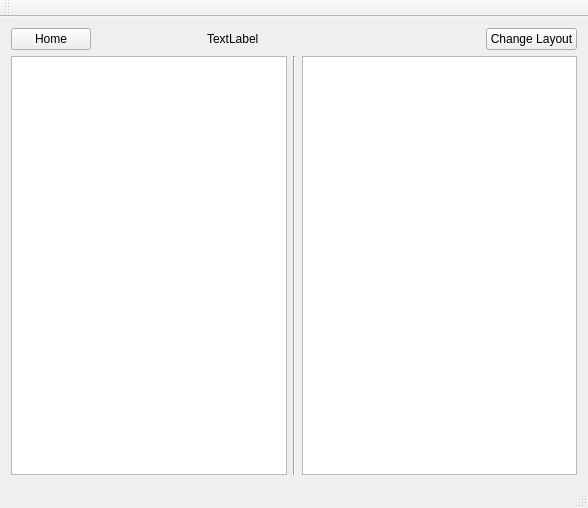
Before: the Qt Designer form mainwindow.ui in iliedanila/QtFileBrowser, drawn with Qt 5.
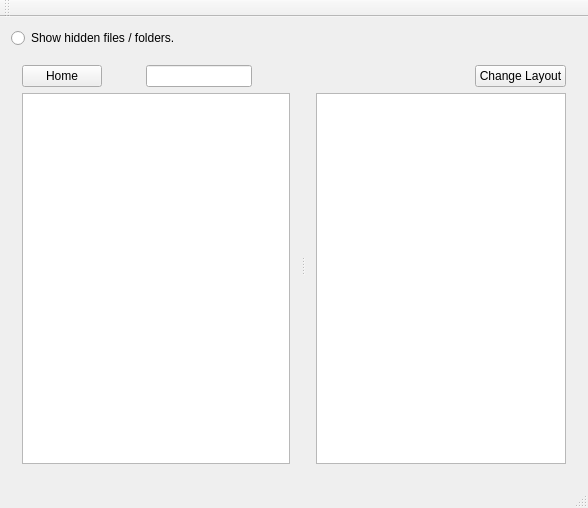
After: the same form once the commit is applied.

```diff
--- a/mainwindow.ui
+++ b/mainwindow.ui
@@ -14,9 +14,23 @@
    <string>MainWindow</string>
   </property>
   <widget class="QWidget" name="centralWidget">
+   <layout class="QVBoxLayout" name="verticalLayout_3">
+    <item>
+     <widget class="QRadioButton" name="showHidden">
+      <property name="text">
+       <string>Show hidden files / folders.</string>
+      </property>
+     </widget>
+    </item>
+    <item>
+     <widget class="QSplitter" name="splitter">
+      <property name="orientation">
+       <enum>Qt::Horizontal</enum>
+      </property>
+      <widget class="QWidget" name="">
    <layout class="QVBoxLayout" name="verticalLayout">
     <item>
-     <layout class="QHBoxLayout" name="horizontalLayout">
+         <layout class="QHBoxLayout" name="horizontalLayout_2">
       <item>
        <widget class="QPushButton" name="homeButton">
         <property name="text">
@@ -38,9 +52,15 @@
        </spacer>
       </item>
       <item>
-       <widget class="QLabel" name="currentPath">
-        <property name="text">
-         <string>TextLabel</string>
+           <widget class="QLineEdit" name="currentPath">
+            <property name="dragEnabled">
+             <bool>true</bool>
+            </property>
+            <property name="readOnly">
+             <bool>false</bool>
+            </property>
+            <property name="clearButtonEnabled">
+             <bool>true</bool>
         </property>
        </widget>
       </item>
@@ -57,6 +77,17 @@
         </property>
        </spacer>
       </item>
+         </layout>
+        </item>
+        <item>
+         <widget class="QTableView" name="folderView"/>
+        </item>
+       </layout>
+      </widget>
+      <widget class="QWidget" name="">
+       <layout class="QVBoxLayout" name="verticalLayout_2">
+        <item>
+         <layout class="QHBoxLayout" name="horizontalLayout">
       <item>
        <spacer name="horizontalSpacer_3">
         <property name="orientation">
@@ -80,21 +111,11 @@
      </layout>
     </item>
     <item>
-     <layout class="QHBoxLayout" name="horizontalLayout_2">
-      <item>
-       <widget class="QTableView" name="folderView"/>
-      </item>
-      <item>
-       <widget class="Line" name="line">
-        <property name="orientation">
-         <enum>Qt::Vertical</enum>
-        </property>
-       </widget>
-      </item>
-      <item>
        <widget class="QTableView" name="filesView"/>
       </item>
      </layout>
+      </widget>
+     </widget>
     </item>
    </layout>
   </widget>
```
Lines whose indentation alone changed are shown as unchanged.
